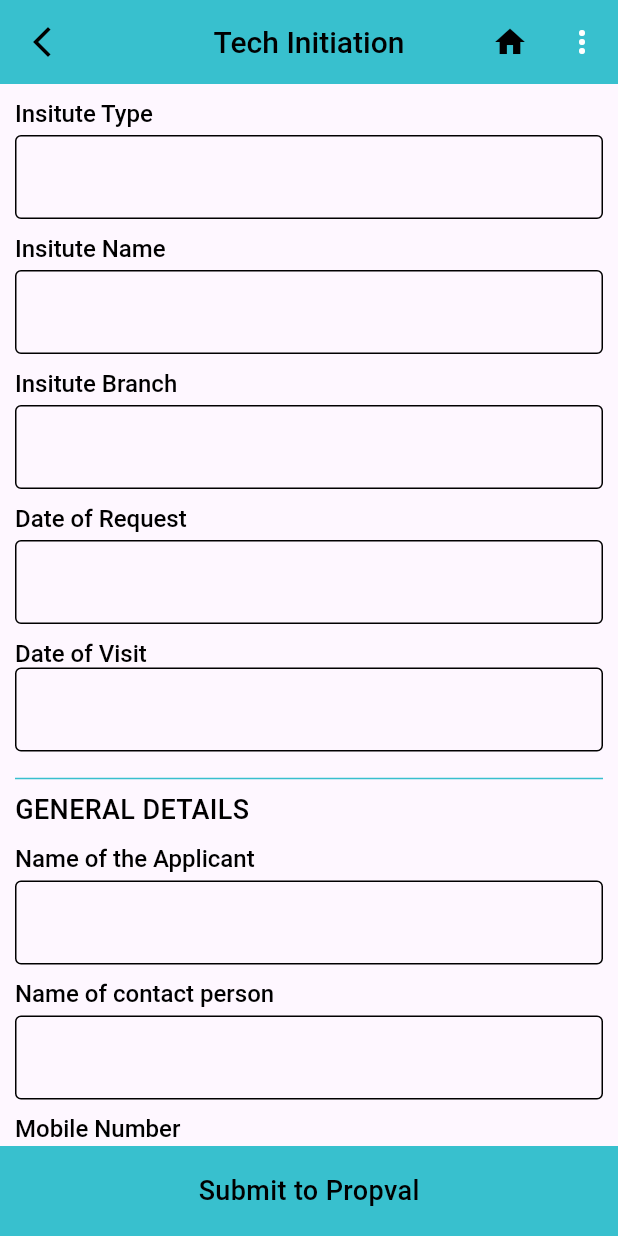
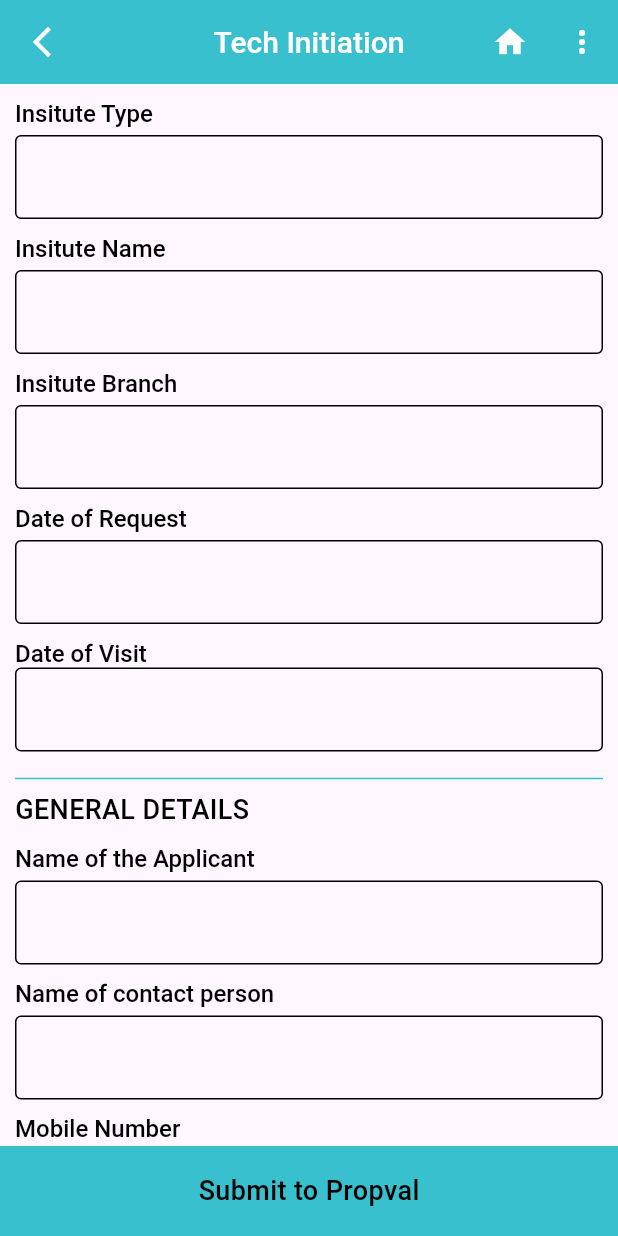
Before and after one commit to adityapatil18/property_valuation, a Flutter app: the TechInitiationScreen screen opened directly, on a phone screen of 412 x 824 dp. Run offline on Flutter 3.47's test engine with Material 3 defaults, Android fonts, the phone set to English and light mode, and no system bars; our stand-ins replace dotted_border, flutter_typeahead, image_picker, percent_indicator, shared_preferences; accounts and stored records are empty.

Commit message:
chnages done

```diff
--- a/lib/View/Screens/tech_initiation_screen.dart
+++ b/lib/View/Screens/tech_initiation_screen.dart
@@ -54,14 +54,14 @@ class _TechInitiationScreenState extends State<TechInitiationScreen> {
             },
             icon: Icon(
               Icons.arrow_back_ios_new,
-              color: Colors.black,
+              color: Colors.white,
             ),
           ),
           backgroundColor: Color(0xFF38C0CE),
           centerTitle: true,
           title: TextWidget(
               text: 'Tech Initiation',
-              textcolor: Colors.black,
+              textcolor: Colors.white,
               textsize: 20,
               textweight: FontWeight.w500),
           actions: [
@@ -71,7 +71,7 @@ class _TechInitiationScreenState extends State<TechInitiationScreen> {
                 },
                 icon: Icon(
                   Icons.home,
-                  color: Colors.black,
+                  color: Colors.white,
                 )),
             CustomPopupMenuButton(onSelected: (value) {
               switch (value) {
```
